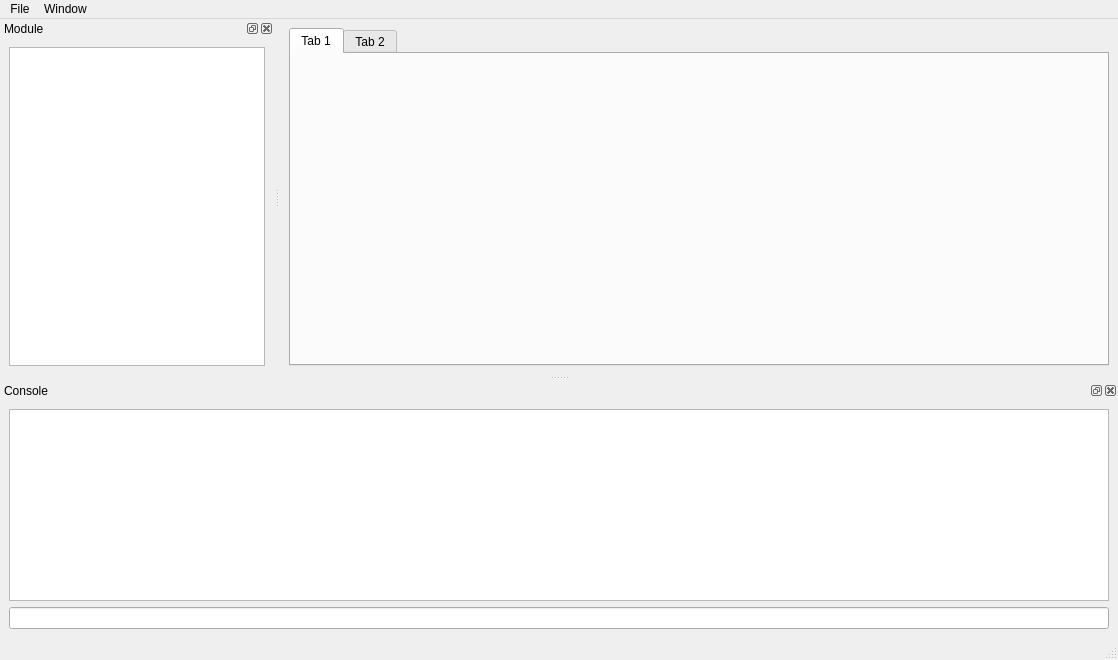
Old version of the form pennygui.ui in the repository HITOA/PennyDbg.
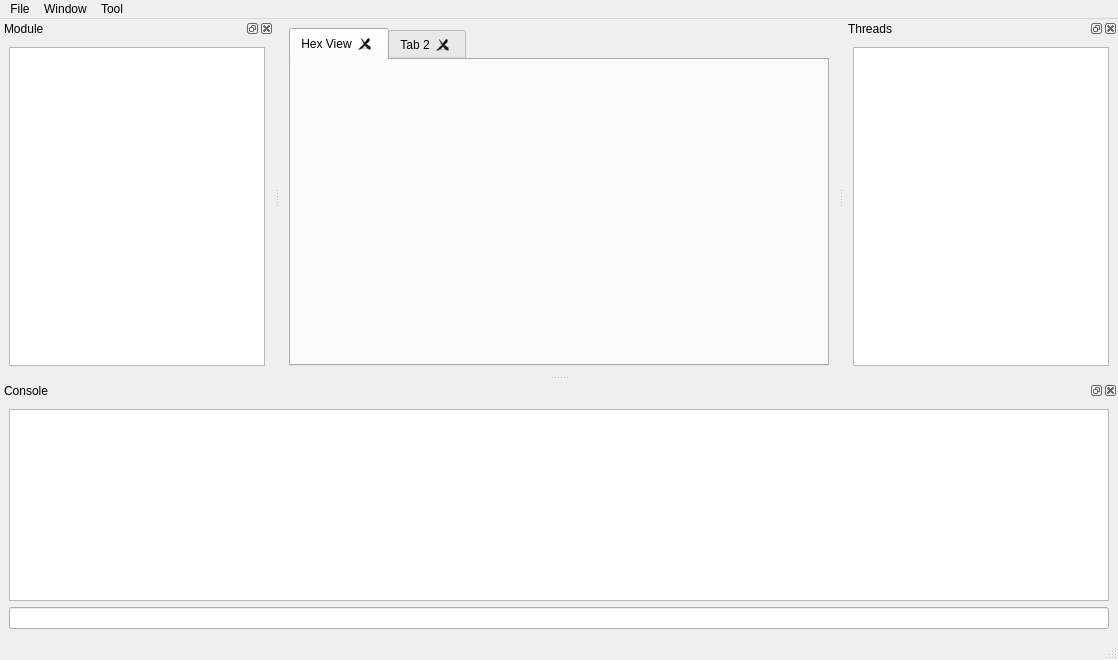
New version of the form.

```diff
--- a/pennygui.ui
+++ b/pennygui.ui
@@ -16,10 +16,16 @@
   <widget class="QWidget" name="centralwidget">
    <layout class="QVBoxLayout" name="verticalLayout_2">
     <item>
-     <widget class="QTabWidget" name="tabWidget">
-      <widget class="QWidget" name="tab">
+     <widget class="QTabWidget" name="MainTab">
+      <property name="tabsClosable">
+       <bool>true</bool>
+      </property>
+      <property name="movable">
+       <bool>true</bool>
+      </property>
+      <widget class="QWidget" name="HexTab">
        <attribute name="title">
-        <string>Tab 1</string>
+        <string>Hex View</string>
        </attribute>
       </widget>
       <widget class="QWidget" name="tab_2">
@@ -52,9 +58,17 @@
     </property>
     <addaction name="actionConsole"/>
     <addaction name="actionModules"/>
+    <addaction name="actionHex_view"/>
+   </widget>
+   <widget class="QMenu" name="menuTool">
+    <property name="title">
+     <string>Tool</string>
+    </property>
+    <addaction name="actionDump_debugged_process"/>
    </widget>
    <addaction name="menuFile"/>
    <addaction name="menuWindow"/>
+   <addaction name="menuTool"/>
   </widget>
   <widget class="QStatusBar" name="statusbar"/>
   <widget class="QDockWidget" name="ConsoleWindow">
@@ -112,6 +126,28 @@
     </layout>
    </widget>
   </widget>
+  <widget class="QDockWidget" name="ThreadsWindow">
+   <property name="windowTitle">
+    <string>Threads</string>
+   </property>
+   <attribute name="dockWidgetArea">
+    <number>2</number>
+   </attribute>
+   <widget class="QWidget" name="dockWidgetContents_2">
+    <layout class="QVBoxLayout" name="verticalLayout_5">
+     <item>
+      <widget class="QTableView" name="ThreadsTable">
+       <property name="alternatingRowColors">
+        <bool>true</bool>
+       </property>
+       <property name="selectionBehavior">
+        <enum>QAbstractItemView::SelectRows</enum>
+       </property>
+      </widget>
+     </item>
+    </layout>
+   </widget>
+  </widget>
   <action name="actionOpen_Process">
    <property name="text">
     <string>Open Process</string>
```
Left out of the diff: 11 changed lines with no effect on the pictures.
